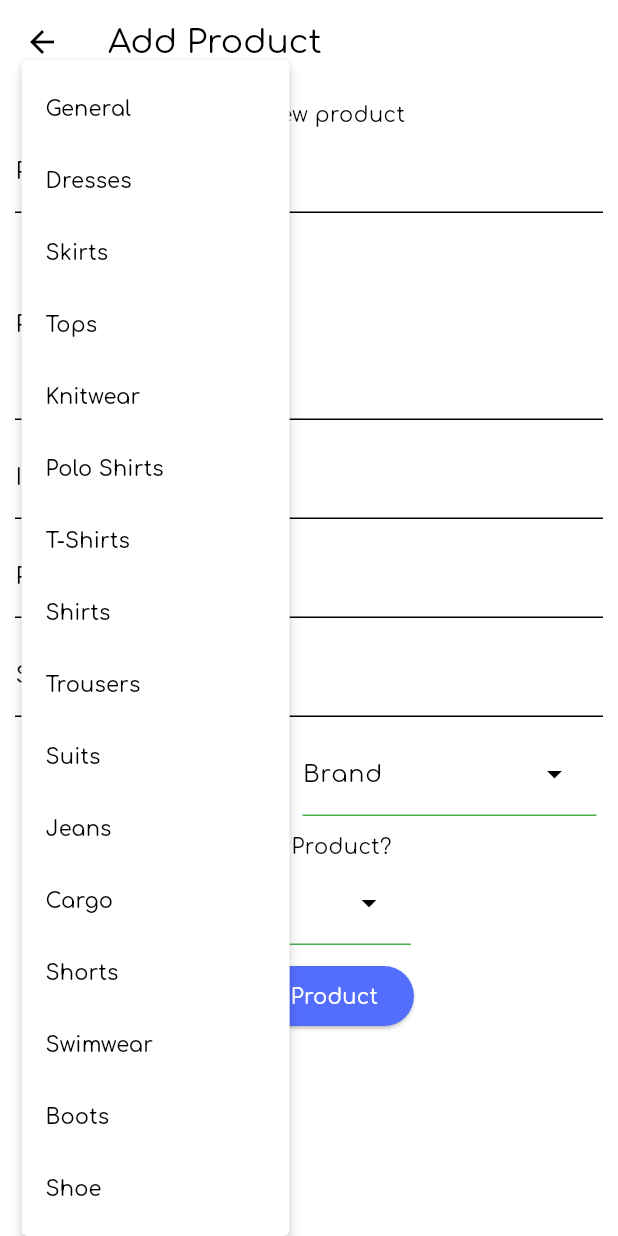
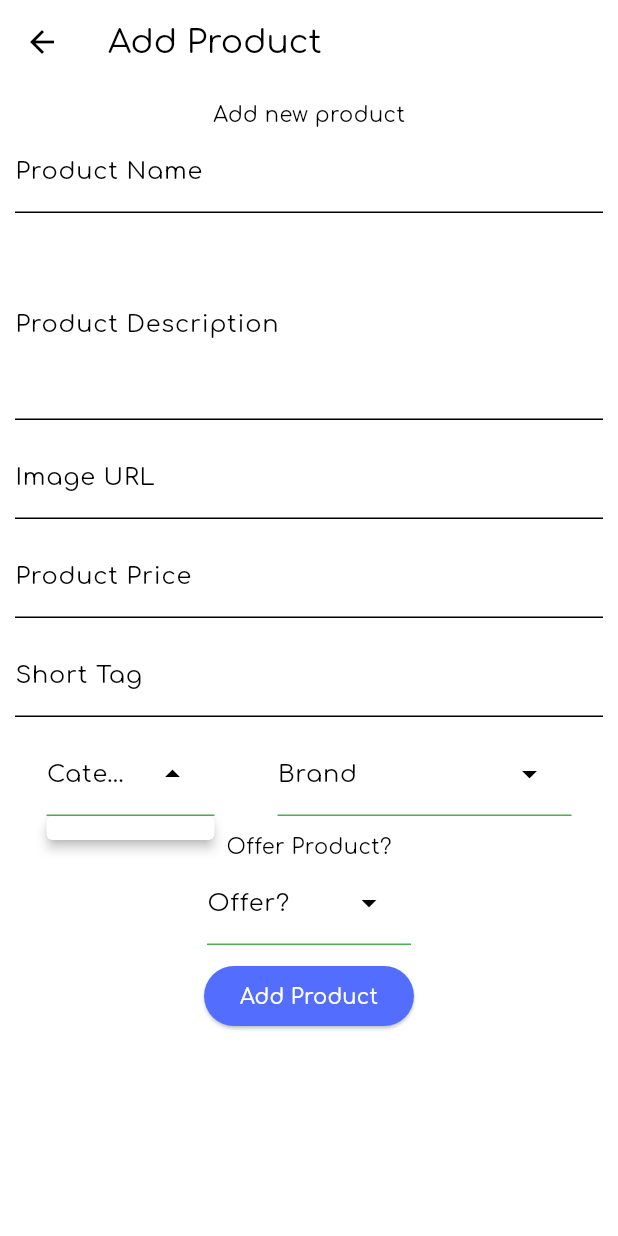
Before and after one commit to mrcodefrost/kriminal_fashion_ecommerce, a Flutter app: the AddProductScreen screen opened directly, after a tap on the "arrow drop down" icon, on a phone screen of 412 x 824 dp. Run offline on Flutter 3.47's test engine with Material 3 defaults, Android fonts, the phone set to English and light mode, and no system bars; our stand-ins replace cloud_firestore, firebase_core, get, google_fonts, liquid_pull_to_refresh, shared_preferences; accounts and stored records are empty; generated files the repository leaves out were written again.

Commit message:
categories now dynamic in add prod, categories fetch onInit

```diff
--- a/lib/controller/home_controller.dart
+++ b/lib/controller/home_controller.dart
@@ -33,6 +33,7 @@ class HomeController extends GetxController {
     productCollection = firebaseFirestore.collection('products');
     categoryCollection = firebaseFirestore.collection('categories');
     await fetchProducts();
+    await fetchCategories();
   }
 
   // Products CRUD
--- a/lib/screens/add_product_screen.dart
+++ b/lib/screens/add_product_screen.dart
@@ -72,24 +72,10 @@ class AddProductScreen extends StatelessWidget {
                 children: [
                   Flexible(
                     child: CustomDropDownMenu(
-                      items: const [
-                        'General',
-                        'Dresses',
-                        'Skirts',
-                        'Tops',
-                        'Knitwear',
-                        'Polo Shirts',
-                        'T-Shirts',
-                        'Shirts',
-                        'Trousers',
-                        'Suits',
-                        'Jeans',
-                        'Cargo',
-                        'Shorts',
-                        'Swimwear',
-                        'Boots',
-                        'Shoe',
-                      ],
+                      // convert to List<String>, category can't be null
+                      items: homeController.productCategories
+                          .map((category) => category.name!)
+                          .toList(),
                       onSelected: (selectedValue) {
                         homeController.prodCategory =
                             selectedValue ?? homeController.prodCategory;
@@ -99,6 +85,7 @@ class AddProductScreen extends StatelessWidget {
                   ),
                   Flexible(
                     child: CustomDropDownMenu(
+                      // TODO make dynamic
                       items: const [
                         'Unbranded',
                         'Zara',
```
